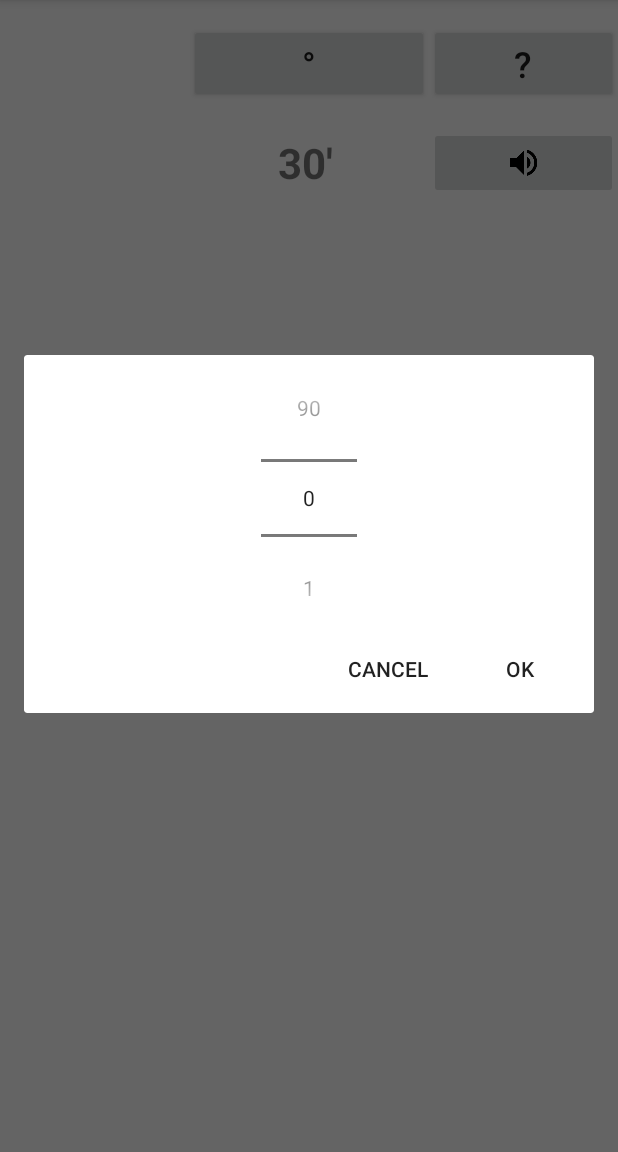
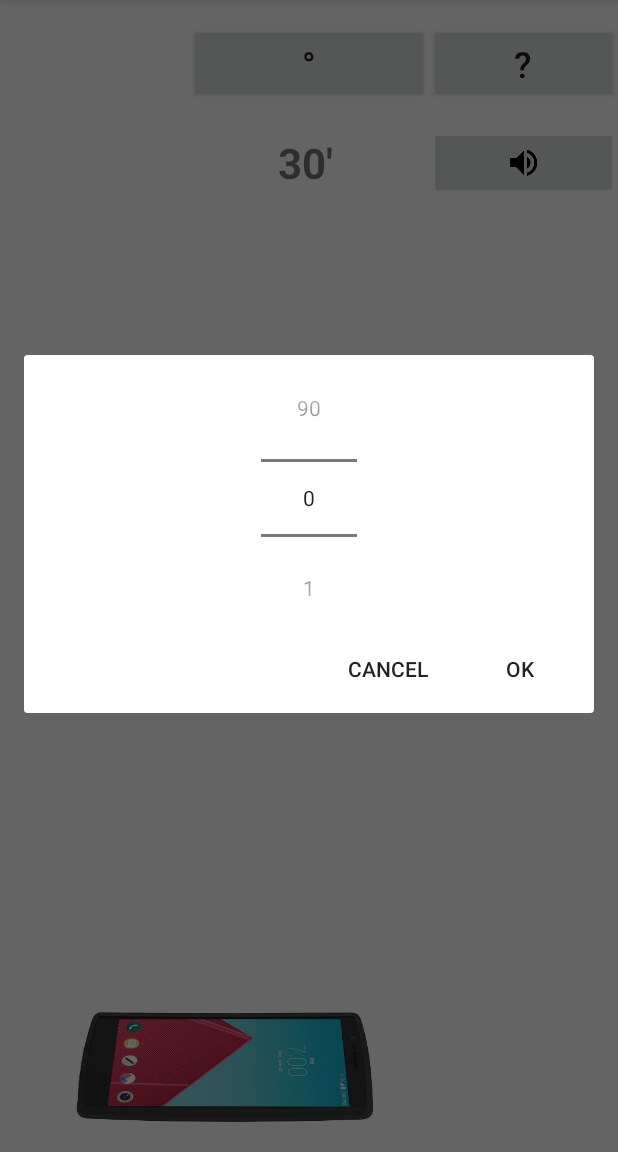
Before and after one commit to chamika/LabPhone, an Android app: the fragment AngleFragment placed in its activity, on a phone screen of 412 x 824 dp, the part 84-1236 px from its top. Run offline under Robolectric (Android 15) with nearby library versions, the phone set to English and light mode, and no system bars.

Commit message:
Add angle fragment phone indication, success sound and rotation arrows

```diff
--- a/app/src/main/java/lk/ac/mrt/labphone/fragment/AngleFragment.java
+++ b/app/src/main/java/lk/ac/mrt/labphone/fragment/AngleFragment.java
@@ -14,8 +14,12 @@ import android.util.Log;
 import android.view.LayoutInflater;
 import android.view.View;
 import android.view.ViewGroup;
+import android.view.animation.Animation;
+import android.view.animation.LinearInterpolator;
+import android.view.animation.RotateAnimation;
 import android.widget.Button;
 import android.widget.ImageButton;
+import android.widget.ImageView;
 import android.widget.NumberPicker;
 import android.widget.TextView;
 
@@ -30,16 +34,21 @@ public class AngleFragment extends Fragment {
 
     private int selectedAngle = 0;
     private int workingAngle = 0;
+    private int previousAngle = 0;
 
     private TextView textCurrent;
     private Button angleButton;
     private Button helpButton;
+    private ImageView imagePhone;
+    private ImageView imageRotateLeft;
+    private ImageView imageRotateRight;
     private ImageButton soundButton;
 
     private int soundIds[];
     private SoundPool soundPool;
     private boolean soundEnabled = true;
     private SoundThread soundThread;
+    boolean successPlayed = false;
 
     private int threshold = 2;
 
@@ -54,6 +63,9 @@ public class AngleFragment extends Fragment {
         textCurrent = (TextView) view.findViewById(R.id.text_current);
         angleButton = (Button) view.findViewById(R.id.button_angle);
         helpButton = (Button) view.findViewById(R.id.button_help);
+        imagePhone = (ImageView) view.findViewById(R.id.image_phone);
+        imageRotateLeft = (ImageView) view.findViewById(R.id.image_rotate_left);
+        imageRotateRight = (ImageView) view.findViewById(R.id.image_rotate_right);
         soundButton = (ImageButton) view.findViewById(R.id.button_sound);
 
         SensorManager sensorManager = (SensorManager) getContext().getSystemService(Context.SENSOR_SERVICE);
@@ -65,20 +77,24 @@ public class AngleFragment extends Fragment {
                 workingAngle = Math.abs(Math.round((int) Math.round(current)));
                 textCurrent.setText(workingAngle + getString(R.string.degree));
 
-                Log.d(TAG, "WorkingAngle,selectedAngle:" + workingAngle + "," + selectedAngle);
+//                Log.d(TAG, "WorkingAngle,selectedAngle:" + workingAngle + "," + selectedAngle);
                 updateSoundRate(workingAngle, selectedAngle);
+                animateRotation(previousAngle, workingAngle);
                 if (Math.abs(workingAngle - selectedAngle) <= threshold) {
                     textCurrent.setTextColor(ContextCompat.getColor(getContext(), R.color.success));
-                }else{
+                } else {
                     textCurrent.setTextColor(ContextCompat.getColor(getContext(), R.color.fail));
                 }
+
+                previousAngle = workingAngle;
             }
         });
 
         soundPool = initSoundPool();
         getActivity().setVolumeControlStream(AudioManager.STREAM_MUSIC);
-        soundIds = new int[1];
+        soundIds = new int[2];
         soundIds[0] = soundPool.load(getActivity(), R.raw.beep, 1);
+        soundIds[1] = soundPool.load(getActivity(), R.raw.ting, 1);
 
         soundThread = new SoundThread();
         soundThread.setLevel(100);
@@ -105,10 +121,35 @@ public class AngleFragment extends Fragment {
         return view;
     }
 
+    public void animateRotation(int from, int to) {
+        RotateAnimation anim = new RotateAnimation(-from, -to,
+                Animation.RELATIVE_TO_SELF, 0.0f, Animation.RELATIVE_TO_SELF, 0.5f);
+
+        anim.setInterpolator(new LinearInterpolator());
+        anim.setDuration(1000);
+        anim.setFillEnabled(true);
+
+        anim.setFillAfter(true);
+        imagePhone.startAnimation(anim);
+        int diff = selectedAngle - to;
+        if (Math.abs(diff) <= threshold) {
+            setViewVisibility(imageRotateRight, false);
+            setViewVisibility(imageRotateLeft, false);
+        } else {
+            if (diff < 0) {
+                setViewVisibility(imageRotateRight, true);
+                setViewVisibility(imageRotateLeft, false);
+            } else {
+                setViewVisibility(imageRotateRight, false);
+                setViewVisibility(imageRotateLeft, true);
+            }
+        }
+    }
+
     private void updateSoundButtonView() {
-        if(soundEnabled){
+        if (soundEnabled) {
             soundButton.setImageResource(R.drawable.ic_volume_up_black_24dp);
-        }else{
+        } else {
             soundButton.setImageResource(R.drawable.ic_volume_off_black_24dp);
         }
     }
@@ -140,11 +181,16 @@ public class AngleFragment extends Fragment {
         int diff = Math.abs(workingAngle - selectedAngle);
 
         if (diff <= threshold) {
-            //TODO play success sound
-//            level = 10;
+            if(diff == 0)
+                //play success sound if the selected value achieved
+            if(!successPlayed) {
+                successPlayed = true;
+                soundPool.play(soundIds[1], 1, 1, 1, 0, 1.0F);
+            }
             soundThread.pausePlay();
         } else {
             soundThread.resumePlay();
+            successPlayed = false;
         }
         level = log(diff, 2);
 
@@ -175,7 +221,7 @@ public class AngleFragment extends Fragment {
     }
 
     private void showStart() {
-        if(!soundThread.isAlive()) {
+        if (!soundThread.isAlive()) {
             soundThread.start();
         }
     }
@@ -242,7 +288,7 @@ public class AngleFragment extends Fragment {
             while (!stopped) {
                 try {
                     Thread.sleep(level * 100);
-                    if(enable && !mute) {
+                    if (enable && !mute) {
                         playBeep();
                     }
                 } catch (InterruptedException e) {
@@ -251,4 +297,12 @@ public class AngleFragment extends Fragment {
             }
         }
     }
+
+    private void setViewVisibility(View view, boolean visible) {
+        if (visible) {
+            view.setVisibility(View.VISIBLE);
+        } else {
+            view.setVisibility(View.GONE);
+        }
+    }
 }
--- a/app/src/main/res/layout/fragment_angle.xml
+++ b/app/src/main/res/layout/fragment_angle.xml
@@ -8,13 +8,13 @@
         android:id="@+id/button_help"
         android:layout_width="wrap_content"
         android:layout_height="wrap_content"
+        android:layout_alignParentEnd="true"
+        android:layout_alignParentRight="true"
         android:layout_marginTop="16dp"
+        android:layout_toEndOf="@+id/button_angle"
+        android:layout_toRightOf="@+id/button_angle"
         android:text="\?"
-        android:textSize="24sp"
-        android:layout_alignParentRight="true"
-        android:layout_alignParentEnd="true"
-        android:layout_toRightOf="@+id/button_angle"
-        android:layout_toEndOf="@+id/button_angle" />
+        android:textSize="24sp" />
 
     <Button
         android:id="@+id/button_angle"
@@ -43,15 +43,66 @@
         android:layout_width="wrap_content"
         android:layout_height="wrap_content"
         android:layout_alignBottom="@+id/button_sound"
+        android:layout_alignLeft="@id/button_angle"
         android:layout_alignTop="@+id/button_sound"
         android:layout_centerHorizontal="true"
+        android:layout_marginRight="5dp"
         android:layout_toLeftOf="@id/button_sound"
         android:gravity="center"
-        android:layout_marginRight="5dp"
-        android:layout_alignLeft="@id/button_angle"
         android:text="30'"
         android:textSize="28sp"
         android:textStyle="bold" />
 
+    <RelativeLayout
+        android:layout_width="match_parent"
+        android:layout_height="match_parent"
+        android:layout_below="@id/text_current"
+        android:layout_margin="10dp">
+
+        <android.support.v7.widget.AppCompatImageView
+            android:id="@+id/image_rotate_right"
+            android:layout_width="50dp"
+            android:layout_height="50dp"
+            android:layout_alignParentTop="true"
+            android:layout_alignParentRight="true"
+            android:layout_alignParentEnd="true"
+            android:layout_margin="50dp"
+            android:rotation="30"
+            android:tint="@color/colorPrimary"
+            android:visibility="gone"
+            android:src="@drawable/ic_redo_black_24dp" />
+
+
+        <android.support.v7.widget.AppCompatImageView
+            android:id="@+id/image_rotate_left"
+            android:layout_width="50dp"
+            android:layout_height="50dp"
+            android:layout_alignParentTop="true"
+            android:layout_alignParentRight="true"
+            android:layout_alignParentEnd="true"
+            android:layout_margin="50dp"
+            android:rotation="30"
+            android:visibility="gone"
+            android:tint="@color/colorPrimary"
+            android:src="@drawable/ic_undo_black_24dp"/>
+
+
+        <ImageView
+            android:id="@+id/image_phone"
+            android:layout_width="200dp"
+            android:layout_height="wrap_content"
+            android:layout_alignParentBottom="true"
+            android:layout_alignParentLeft="true"
+            android:layout_alignParentStart="true"
+            android:layout_marginBottom="10dp"
+            android:layout_marginLeft="40dp"
+            android:layout_marginStart="40dp"
+            android:adjustViewBounds="true"
+            android:scaleType="centerInside"
+            android:src="@drawable/phone_" />
+
+
+    </RelativeLayout>
+
 
 </RelativeLayout>
--- a/app/src/main/res/values/strings.xml
+++ b/app/src/main/res/values/strings.xml
@@ -18,6 +18,5 @@
         <item>Level</item>
     </string-array>
 
-    <!-- TODO: Remove or change this placeholder text -->
-    <string name="hello_blank_fragment">Hello blank fragment</string>
+    <string name="hello_blank_fragment">Content not found</string>
 </resources>
```
Also changed, not shown: app/src/main/res/drawable-hdpi/ic_redo_black_24dp.png (added), app/src/main/res/drawable-hdpi/ic_undo_black_24dp.png (added), app/src/main/res/drawable-hdpi/phone_.png (added), app/src/main/res/drawable-mdpi/ic_redo_black_24dp.png (added), app/src/main/res/drawable-mdpi/ic_undo_black_24dp.png (added), app/src/main/res/drawable-xhdpi/ic_redo_black_24dp.png (added), app/src/main/res/drawable-xhdpi/ic_undo_black_24dp.png (added), app/src/main/res/drawable-xxhdpi/ic_redo_black_24dp.png (added), app/src/main/res/drawable-xxhdpi/ic_undo_black_24dp.png (added), app/src/main/res/drawable-xxxhdpi/ic_redo_black_24dp.png (added), app/src/main/res/drawable-xxxhdpi/ic_undo_black_24dp.png (added), 1 other file.
